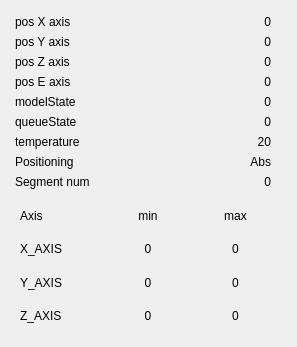
First picture: the form in coordinatuswidget.ui, repository cuby-tec/mitoPrinter, before the edit.
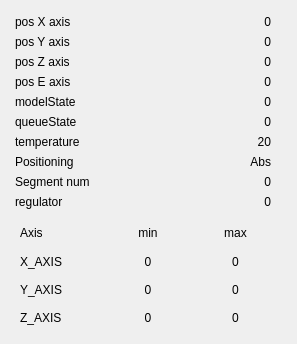
Second picture: the form after the edit.

Diff of the .ui file:
```diff
--- a/coordinatuswidget.ui
+++ b/coordinatuswidget.ui
@@ -7,7 +7,7 @@
     <x>0</x>
     <y>0</y>
     <width>297</width>
-    <height>347</height>
+    <height>344</height>
    </rect>
   </property>
   <property name="windowTitle">
@@ -244,6 +244,23 @@
         </property>
        </widget>
       </item>
+      <item row="9" column="0">
+       <widget class="QLabel" name="c_label_regulator">
+        <property name="text">
+         <string>regulator</string>
+        </property>
+       </widget>
+      </item>
+      <item row="9" column="1">
+       <widget class="QLabel" name="c_label_regulator_value">
+        <property name="text">
+         <string>0</string>
+        </property>
+        <property name="alignment">
+         <set>Qt::AlignRight|Qt::AlignTrailing|Qt::AlignVCenter</set>
+        </property>
+       </widget>
+      </item>
      </layout>
     </item>
     <item>
```
